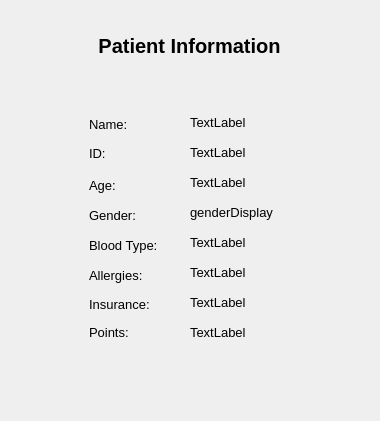
Before: the Qt Designer form showpatientinformation.ui in KirolousFouty/Hospital_Project, drawn with Qt 5.
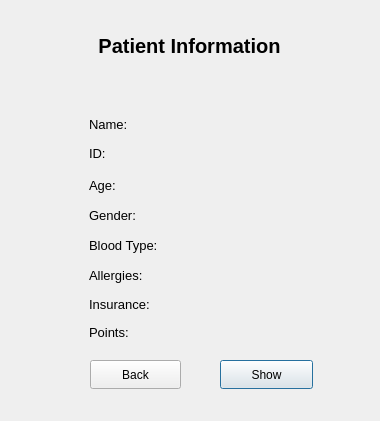
After: the same form once the commit is applied.

Commit message: - Completed BookAppointmentWindow - Completed ShowPatientInformationWindow - Implemented duplication checks for appointments - Further integration of class DateAndTime - Fixed some errors in class Patient and Doctor - Added some constructors - Added missing attributes in existing constructors - Major improvement in Appointment::showAppointment() - Added buttons and labels to different windows - Made some windows require login such as ShowPatientInformationWindow

The edit to the form file:
```diff
--- a/showpatientinformation.ui
+++ b/showpatientinformation.ui
@@ -194,7 +194,7 @@
     </font>
    </property>
    <property name="text">
-    <string>TextLabel</string>
+    <string/>
    </property>
   </widget>
   <widget class="QLabel" name="idDisplay">
@@ -212,7 +212,7 @@
     </font>
    </property>
    <property name="text">
-    <string>TextLabel</string>
+    <string/>
    </property>
   </widget>
   <widget class="QLabel" name="ageDisplay">
@@ -230,7 +230,7 @@
     </font>
    </property>
    <property name="text">
-    <string>TextLabel</string>
+    <string/>
    </property>
   </widget>
   <widget class="QLabel" name="genderDisplay">
@@ -248,7 +248,7 @@
     </font>
    </property>
    <property name="text">
-    <string>genderDisplay</string>
+    <string/>
    </property>
   </widget>
   <widget class="QLabel" name="bloodTypesDisplay">
@@ -266,7 +266,7 @@
     </font>
    </property>
    <property name="text">
-    <string>TextLabel</string>
+    <string/>
    </property>
   </widget>
   <widget class="QLabel" name="allergiesDisplay">
@@ -284,7 +284,7 @@
     </font>
    </property>
    <property name="text">
-    <string>TextLabel</string>
+    <string/>
    </property>
   </widget>
   <widget class="QLabel" name="isuranceDisplay">
@@ -302,7 +302,7 @@
     </font>
    </property>
    <property name="text">
-    <string>TextLabel</string>
+    <string/>
    </property>
   </widget>
   <widget class="QLabel" name="pointsDisplay">
@@ -320,7 +320,33 @@
     </font>
    </property>
    <property name="text">
-    <string>TextLabel</string>
+    <string/>
+   </property>
+  </widget>
+  <widget class="QPushButton" name="showButton">
+   <property name="geometry">
+    <rect>
+     <x>220</x>
+     <y>360</y>
+     <width>93</width>
+     <height>29</height>
+    </rect>
+   </property>
+   <property name="text">
+    <string>Show</string>
+   </property>
+  </widget>
+  <widget class="QPushButton" name="backButton">
+   <property name="geometry">
+    <rect>
+     <x>90</x>
+     <y>360</y>
+     <width>91</width>
+     <height>29</height>
+    </rect>
+   </property>
+   <property name="text">
+    <string>Back</string>
    </property>
   </widget>
  </widget>
```
Left out of the diff: 2 changed lines with no effect on the pictures. The commit also changes 15 other files.
